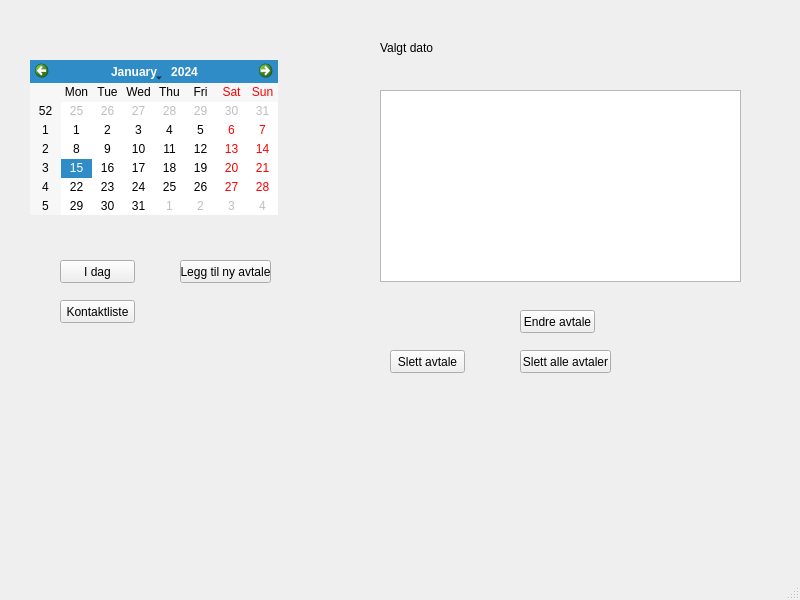
First picture: the form in calendarmainwindow.ui, repository ArcticFqx/QTSkoleProsjekt, before the edit.
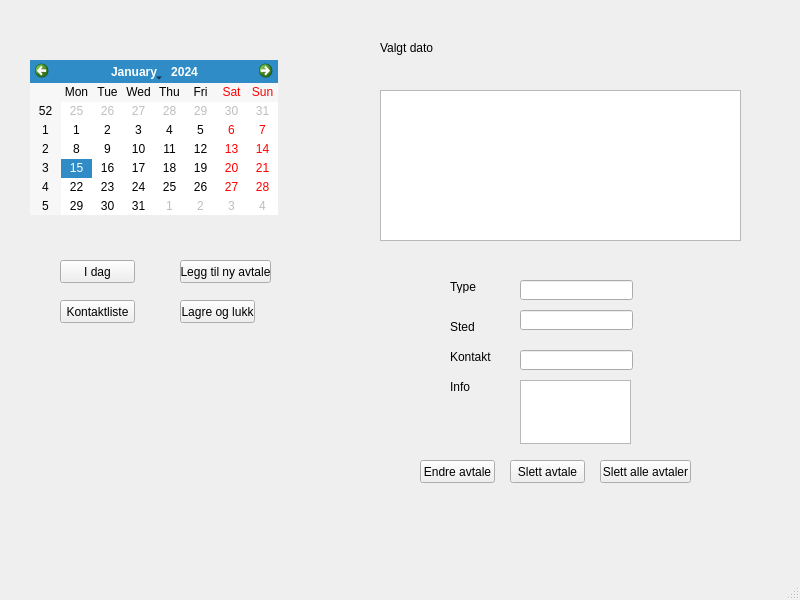
Second picture: the form after the edit.

Commit message: Lagre avtaler til fil

```diff
--- a/calendarmainwindow.ui
+++ b/calendarmainwindow.ui
@@ -85,8 +85,8 @@
    <widget class="QPushButton" name="removeAppointmentButton">
     <property name="geometry">
      <rect>
-      <x>390</x>
-      <y>350</y>
+      <x>510</x>
+      <y>460</y>
       <width>75</width>
       <height>23</height>
      </rect>
@@ -98,8 +98,8 @@
    <widget class="QPushButton" name="editAppointmentButton">
     <property name="geometry">
      <rect>
-      <x>520</x>
-      <y>310</y>
+      <x>420</x>
+      <y>460</y>
       <width>75</width>
       <height>23</height>
      </rect>
@@ -111,8 +111,8 @@
    <widget class="QPushButton" name="removeAllAppointmentsButton">
     <property name="geometry">
      <rect>
-      <x>520</x>
-      <y>350</y>
+      <x>600</x>
+      <y>460</y>
       <width>91</width>
       <height>23</height>
      </rect>
@@ -127,7 +127,7 @@
       <x>380</x>
       <y>90</y>
       <width>361</width>
-      <height>192</height>
+      <height>151</height>
      </rect>
     </property>
     <property name="selectionMode">
@@ -146,6 +146,123 @@
      <bool>false</bool>
     </attribute>
    </widget>
+   <widget class="QLabel" name="typeLabel">
+    <property name="geometry">
+     <rect>
+      <x>450</x>
+      <y>280</y>
+      <width>46</width>
+      <height>13</height>
+     </rect>
+    </property>
+    <property name="text">
+     <string>Type</string>
+    </property>
+   </widget>
+   <widget class="QLabel" name="locationLabel">
+    <property name="geometry">
+     <rect>
+      <x>450</x>
+      <y>320</y>
+      <width>46</width>
+      <height>13</height>
+     </rect>
+    </property>
+    <property name="text">
+     <string>Sted</string>
+    </property>
+   </widget>
+   <widget class="QLabel" name="contactLabel">
+    <property name="geometry">
+     <rect>
+      <x>450</x>
+      <y>350</y>
+      <width>46</width>
+      <height>13</height>
+     </rect>
+    </property>
+    <property name="text">
+     <string>Kontakt</string>
+    </property>
+   </widget>
+   <widget class="QLabel" name="infoLabel">
+    <property name="geometry">
+     <rect>
+      <x>450</x>
+      <y>380</y>
+      <width>46</width>
+      <height>13</height>
+     </rect>
+    </property>
+    <property name="text">
+     <string>Info</string>
+    </property>
+   </widget>
+   <widget class="QLineEdit" name="typeLineEdit">
+    <property name="geometry">
+     <rect>
+      <x>520</x>
+      <y>280</y>
+      <width>113</width>
+      <height>20</height>
+     </rect>
+    </property>
+    <property name="readOnly">
+     <bool>true</bool>
+    </property>
+   </widget>
+   <widget class="QLineEdit" name="locationLineEdit">
+    <property name="geometry">
+     <rect>
+      <x>520</x>
+      <y>310</y>
+      <width>113</width>
+      <height>20</height>
+     </rect>
+    </property>
+    <property name="readOnly">
+     <bool>true</bool>
+    </property>
+   </widget>
+   <widget class="QLineEdit" name="contactLineEdit">
+    <property name="geometry">
+     <rect>
+      <x>520</x>
+      <y>350</y>
+      <width>113</width>
+      <height>20</height>
+     </rect>
+    </property>
+    <property name="readOnly">
+     <bool>true</bool>
+    </property>
+   </widget>
+   <widget class="QTextEdit" name="infoLineEdit">
+    <property name="geometry">
+     <rect>
+      <x>520</x>
+      <y>380</y>
+      <width>111</width>
+      <height>64</height>
+     </rect>
+    </property>
+    <property name="readOnly">
+     <bool>true</bool>
+    </property>
+   </widget>
+   <widget class="QPushButton" name="closeButton">
+    <property name="geometry">
+     <rect>
+      <x>180</x>
+      <y>300</y>
+      <width>75</width>
+      <height>23</height>
+     </rect>
+    </property>
+    <property name="text">
+     <string>Lagre og lukk</string>
+    </property>
+   </widget>
   </widget>
   <widget class="QMenuBar" name="menubar">
    <property name="geometry">
```
The commit also changes 4 other files.
